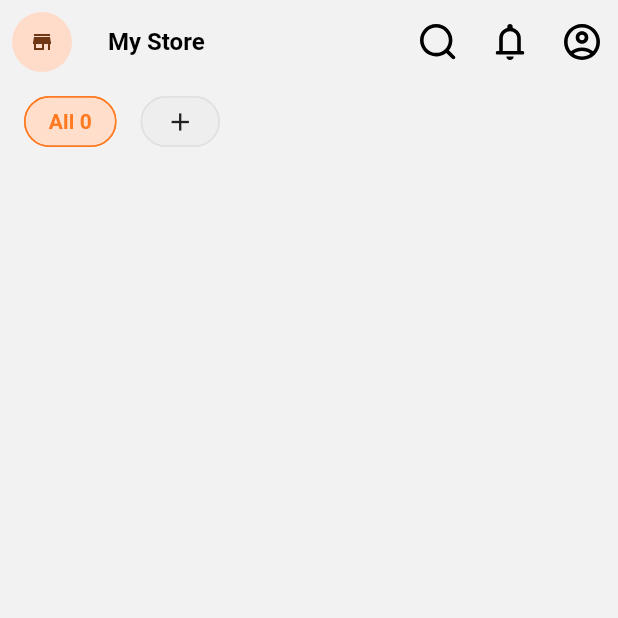
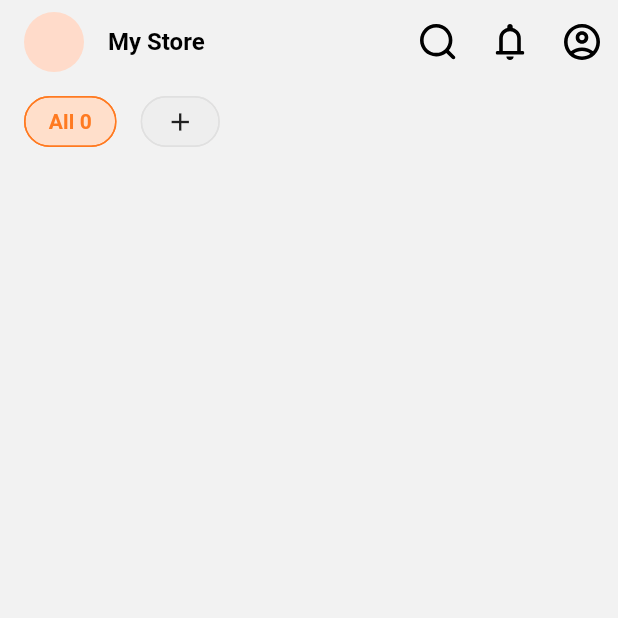
Before and after one commit to SimpliMinimalist/project, a Flutter app: the HomeScreen screen opened by its route, on a phone screen of 412 x 824 dp, the top half of it. Run offline on Flutter 3.47's test engine with Material 3 defaults, Android fonts, the phone set to English and light mode, and no system bars; our stand-ins replace carousel_slider, flutter_svg, go_router, google_fonts, image_picker, pinput and 1 more.

Commit message:
Fix: Align app bar avatar with action icons

```diff
--- a/lib/features/home/screens/home_screen.dart
+++ b/lib/features/home/screens/home_screen.dart
@@ -142,7 +142,6 @@ class _HomeScreenState extends State<HomeScreen> {
     } else {
       leadingContent = const CircleAvatar(
         radius: 12,
-        child: Icon(Icons.store, size: 16),
       );
     }
 
@@ -156,7 +155,7 @@ class _HomeScreenState extends State<HomeScreen> {
               floating: true,
               pinned: _isSelectionMode,
               leading: Padding(
-                padding: const EdgeInsets.all(8.0),
+                padding: const EdgeInsets.only(left: 16.0),
                 child: leadingContent,
               ),
               title: _isSelectionMode
```
